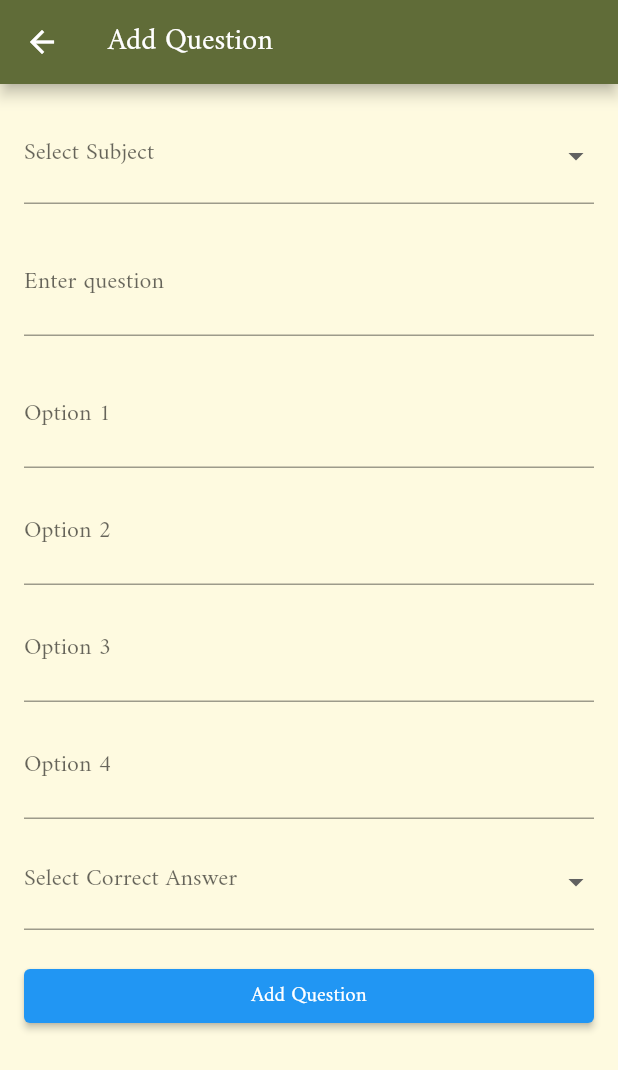
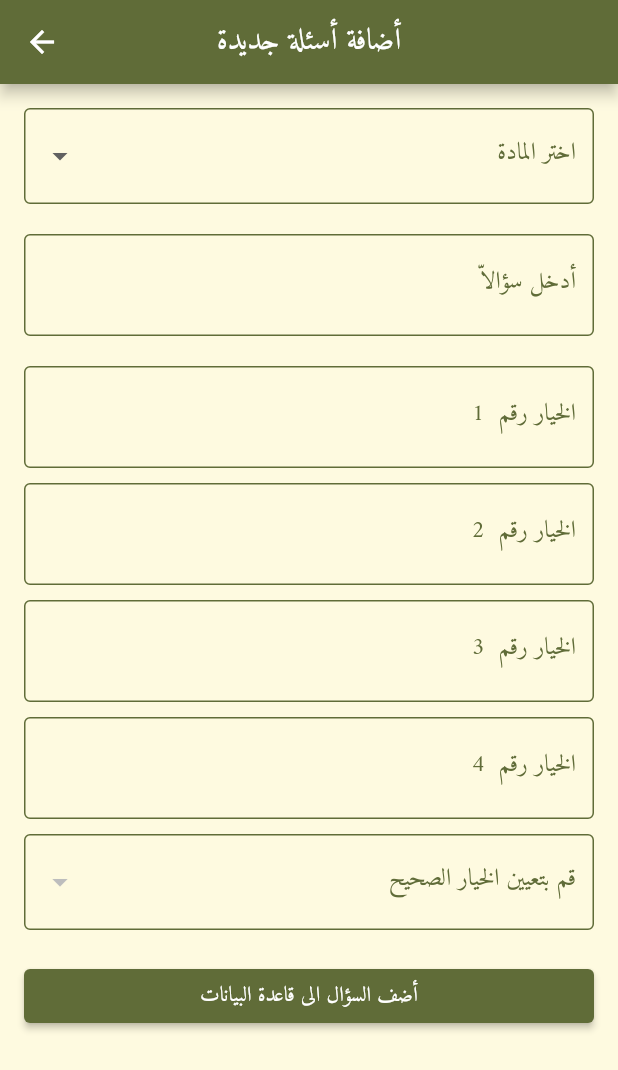
Before and after one commit to ChessXFM/baka, a Flutter app: the AdminScreen screen opened by its route, on a phone screen of 412 x 824 dp. Shown: the top 1070 px of the screen. Run offline on Flutter 3.47's test engine with Material 2 defaults, Android fonts, the phone set to English and light mode, and no system bars; our stand-ins replace audioplayers, cloud_firestore, equatable, firebase_auth, firebase_core, flutter_bloc and 5 more; accounts and stored records are empty; generated files the repository leaves out were written again.

Commit message:
firebase add questions

```diff
--- a/lib/Core/theme_helper.dart
+++ b/lib/Core/theme_helper.dart
@@ -7,4 +7,39 @@ class ThemeHelper {
   static const Color otherSecondaryColor = Color.fromARGB(255, 221, 161, 94);
 
   static const Color otherprimaryColor = Color.fromARGB(255, 96, 108, 56);
+  static ThemeData myTheme = ThemeData(
+    elevatedButtonTheme: const ElevatedButtonThemeData(
+        style: ButtonStyle(
+            backgroundColor:
+                MaterialStatePropertyAll(ThemeHelper.otherprimaryColor))),
+    scaffoldBackgroundColor: ThemeHelper.accentColor,
+    appBarTheme: const AppBarTheme(color: ThemeHelper.otherprimaryColor),
+    brightness: Brightness.light,
+    fontFamily: 'Amiri',
+
+    focusColor: otherprimaryColor,
+    highlightColor: otherprimaryColor,
+    primaryColor: otherprimaryColor,
+    primaryColorLight: otherprimaryColor,
+    primaryColorDark: otherprimaryColor,
+
+    //
+    // primarySwatch: ,
+    //
+    inputDecorationTheme: const InputDecorationTheme(
+      focusedBorder: OutlineInputBorder(
+          borderSide: BorderSide(color: ThemeHelper.otherprimaryColor)),
+      enabledBorder: OutlineInputBorder(
+          borderSide: BorderSide(color: ThemeHelper.otherprimaryColor)),
+      // تخصيص الألوان هنا
+      border: OutlineInputBorder(
+        borderSide:
+            BorderSide(color: ThemeHelper.otherprimaryColor), // لون الحدود
+      ),
+      focusColor: ThemeHelper.otherprimaryColor,
+      hoverColor: ThemeHelper.otherprimaryColor,
+      labelStyle: TextStyle(color: ThemeHelper.otherprimaryColor), // لون النص
+      // hintStyle: TextStyle(color: Colors.grey), // لون النص عند الهدوء
+    ),
+  );
 }
--- a/lib/features/Home/widgets/feature_card_widget.dart
+++ b/lib/features/Home/widgets/feature_card_widget.dart
@@ -1,5 +1,4 @@
 import 'package:flutter/material.dart';
-import 'package:game/Core/theme_helper.dart';
 
 class FeatureCard extends StatefulWidget {
   final IconData icon;
--- a/lib/features/admin/bloc/admin_bloc.dart
+++ b/lib/features/admin/bloc/admin_bloc.dart
@@ -2,24 +2,49 @@
 import 'package:flutter_bloc/flutter_bloc.dart';
 import 'package:cloud_firestore/cloud_firestore.dart';
 
+import '../../quiz/services/firebase_service.dart';
+import '../../quiz/services/local_storage_service.dart';
 import 'admin_event.dart';
 import 'admin_state.dart';
 
 class AdminBloc extends Bloc<AdminEvent, AdminState> {
   final FirebaseFirestore _firestore = FirebaseFirestore.instance;
+  final LocalStorageService localStorageService = LocalStorageService();
+  final FirebaseService firebaseService = FirebaseService();
 
-  AdminBloc() : super(AdminInitial());
+  AdminBloc() : super(AdminInitialState()) {
+    on<AddQuestionEvent>(_onAddQuestion);
+  }
 
   Stream<AdminState> mapEventToState(AdminEvent event) async* {
     if (event is AddQuestionEvent) {
       try {
         await _firestore.collection('questions').doc(event.subject).update({
-          'questions': FieldValue.arrayUnion([event.questionData])
+          'questions': FieldValue.arrayUnion([event.question])
         });
-        yield QuestionAddedSuccess();
+        yield QuestionAddedSuccessState();
       } catch (e) {
-        yield QuestionAddFailed(e.toString());
+        yield QuestionAddedFailureState(errorMessage: e.toString());
       }
     }
   }
+
+  //
+
+  // Handler for adding a question to Firebase
+  Future<void> _onAddQuestion(
+      AddQuestionEvent event, Emitter<AdminState> emit) async {
+    emit(AddingQuestionState());
+
+    try {
+      // Call the Firebase service to add the question
+      await firebaseService.addQuestion(event.subject, event.question);
+
+      // Emit success state if the question is added successfully
+      emit(QuestionAddedSuccessState());
+    } catch (e) {
+      // Emit failure state if an error occurs
+      emit(QuestionAddedFailureState(errorMessage: e.toString()));
+    }
+  }
 }
--- a/lib/features/admin/bloc/admin_event.dart
+++ b/lib/features/admin/bloc/admin_event.dart
@@ -1,9 +1,22 @@
 // admin_event.dart
-abstract class AdminEvent {}
+import 'package:equatable/equatable.dart';
 
+import '../../quiz/model/quiz_model.dart';
+
+abstract class AdminEvent extends Equatable {
+  const AdminEvent();
+
+  @override
+  List<Object> get props => [];
+}
+
+// Event for adding a single question
 class AddQuestionEvent extends AdminEvent {
   final String subject;
-  final Map<String, dynamic> questionData;
+  final Quiz question;
 
-  AddQuestionEvent({required this.subject, required this.questionData});
+  const AddQuestionEvent({required this.subject, required this.question});
+
+  @override
+  List<Object> get props => [subject, question];
 }
--- a/lib/features/admin/bloc/admin_state.dart
+++ b/lib/features/admin/bloc/admin_state.dart
@@ -1,12 +1,28 @@
 // admin_state.dart
-abstract class AdminState {}
+import 'package:equatable/equatable.dart';
 
-class AdminInitial extends AdminState {}
+abstract class AdminState extends Equatable {
+  const AdminState();
 
-class QuestionAddedSuccess extends AdminState {}
+  @override
+  List<Object> get props => [];
+}
 
-class QuestionAddFailed extends AdminState {
-  final String error;
+class AdminInitialState extends AdminState {}
 
-  QuestionAddFailed(this.error);
+//
+// State when adding question is in progress
+class AddingQuestionState extends AdminState {}
+
+// State when adding question is successful
+class QuestionAddedSuccessState extends AdminState {}
+
+// State when adding question fails
+class QuestionAddedFailureState extends AdminState {
+  final String errorMessage;
+
+  const QuestionAddedFailureState({required this.errorMessage});
+
+  @override
+  List<Object> get props => [errorMessage];
 }
--- a/lib/features/admin/view/admin_screen.dart
+++ b/lib/features/admin/view/admin_screen.dart
@@ -1,11 +1,10 @@
 import 'package:flutter/material.dart';
 import 'package:flutter_bloc/flutter_bloc.dart';
 import 'package:game/Core/constant.dart';
-import 'package:game/features/quiz/bloc/quiz_bloc.dart';
+import 'package:game/features/admin/bloc/admin_bloc.dart';
 import 'package:game/features/quiz/model/quiz_model.dart';
-
-import '../../quiz/bloc/quiz_events.dart';
-import '../../quiz/bloc/quiz_states.dart';
+import '../bloc/admin_event.dart';
+import '../bloc/admin_state.dart';
 
 class AdminScreen extends StatefulWidget {
   static const String routeName = '/Admin Panel';
@@ -34,8 +33,13 @@ class _AdminScreenState extends State<AdminScreen> {
   @override
   Widget build(BuildContext context) {
     return Scaffold(
-      appBar: AppBar(title: const Text('Add Question')),
-      body: BlocConsumer<QuizBloc, QuizState>(
+      appBar: AppBar(
+        title: const Text('أضافة أسئلة جديدة'),
+        centerTitle: true,
+      ),
+      body: Directionality(
+        textDirection: TextDirection.rtl,
+        child: BlocConsumer<AdminBloc, AdminState>(
           listener: (context, state) {
             if (state is QuestionAddedSuccessState) {
               ScaffoldMessenger.of(context).showSnackBar(
@@ -50,8 +54,7 @@ class _AdminScreenState extends State<AdminScreen> {
             } else if (state is QuestionAddedFailureState) {
               ScaffoldMessenger.of(context).showSnackBar(
                 SnackBar(
-                  content:
-                      Text('Failed to add question: ${state.errorMessage}')),
+                    content: Text('تعذر إضافة السؤال: ${state.errorMessage}')),
               );
             }
           },
@@ -69,7 +72,7 @@ class _AdminScreenState extends State<AdminScreen> {
                     // Dropdown لاختيار المادة
                     DropdownButtonFormField<String>(
                       decoration:
-                        const InputDecoration(labelText: 'Select Subject'),
+                          const InputDecoration(labelText: 'اختر المادة'),
                       value: selectedSubject,
                       items: subjects.map((String subject) {
                         return DropdownMenuItem<String>(
@@ -84,7 +87,7 @@ class _AdminScreenState extends State<AdminScreen> {
                       },
                       validator: (value) {
                         if (value == null || value.isEmpty) {
-                        return 'Please select a subject';
+                          return 'رجاءّ اختر المادة';
                         }
                         return null;
                       },
@@ -95,10 +98,10 @@ class _AdminScreenState extends State<AdminScreen> {
                     TextFormField(
                       controller: questionController,
                       decoration:
-                        const InputDecoration(labelText: 'Enter question'),
+                          const InputDecoration(labelText: 'أدخل سؤالاّ'),
                       validator: (value) {
                         if (value == null || value.isEmpty) {
-                        return 'Please enter a question';
+                          return 'رجاءّ أدخل سؤالاّ';
                         }
                         return null;
                       },
@@ -110,12 +113,15 @@ class _AdminScreenState extends State<AdminScreen> {
                       return Padding(
                         padding: const EdgeInsets.only(bottom: 10),
                         child: TextFormField(
+                          onChanged: (_) {
+                            setState(() {});
+                          },
                           controller: optionControllers[index],
-                        decoration:
-                            InputDecoration(labelText: 'Option ${index + 1}'),
+                          decoration: InputDecoration(
+                              labelText: 'الخيار رقم  ${index + 1}'),
                           validator: (value) {
                             if (value == null || value.isEmpty) {
-                            return 'Please enter option ${index + 1}';
+                              return 'رجاءّ أدخل الخيار رقم  ${index + 1}';
                             }
                             return null;
                           },
@@ -126,14 +132,15 @@ class _AdminScreenState extends State<AdminScreen> {
                     // Dropdown لاختيار الإجابة الصحيحة
                     DropdownButtonFormField<String>(
                       decoration: const InputDecoration(
-                        labelText: 'Select Correct Answer'),
+                          labelText: 'قم بتعيين الخيار الصحيح'),
                       value: correctAnswer,
-                    items: optionControllers.map((controller) {
+                      items: optionControllers
+                          .where((controller) => controller
+                              .text.isNotEmpty) // Filter non-empty options
+                          .map((controller) {
                         return DropdownMenuItem<String>(
                           value: controller.text,
-                        child: Text(controller.text.isNotEmpty
-                            ? controller.text
-                            : 'Option'),
+                          child: Text(controller.text),
                         );
                       }).toList(),
                       onChanged: (value) {
@@ -143,7 +150,7 @@ class _AdminScreenState extends State<AdminScreen> {
                       },
                       validator: (value) {
                         if (value == null || value.isEmpty) {
-                        return 'Please select the correct answer';
+                          return 'رجاءّ قم بتعيين الخيار الصحيح';
                         }
                         return null;
                       },
@@ -165,13 +172,13 @@ class _AdminScreenState extends State<AdminScreen> {
                           );
 
                           // تحفيز حدث إضافة السؤال
-                        context.read<QuizBloc>().add(AddQuestionEvent(
+                          context.read<AdminBloc>().add(AddQuestionEvent(
                                 subject: selectedSubject!,
                                 question: newQuestion,
                               ));
                         }
                       },
-                    child: const Text('Add Question'),
+                      child: const Text('أضف السؤال الى قاعدة البيانات'),
                     ),
                   ],
                 ),
@@ -179,6 +186,7 @@ class _AdminScreenState extends State<AdminScreen> {
             );
           },
         ),
+      ),
     );
   }
 }
--- a/lib/features/quiz/bloc/quiz_bloc.dart
+++ b/lib/features/quiz/bloc/quiz_bloc.dart
@@ -19,7 +19,7 @@ class QuizBloc extends Bloc<QuizEvent, QuizState> {
     on<TimerTick>(_onTimerTick);
     on<SelectAnswer>(_onSubmitAnswer);
     on<SyncQuestions>(_onSyncQuestions);
-    on<AddQuestionEvent>(_onAddQuestion);
+    // on<AddQuestionEvent>(_onAddQuestion);
   }
 
   void _startTimer() {
@@ -159,22 +159,22 @@ class QuizBloc extends Bloc<QuizEvent, QuizState> {
     }
   }
 
-// Handler for adding a question to Firebase
-  Future<void> _onAddQuestion(
-      AddQuestionEvent event, Emitter<QuizState> emit) async {
-    emit(AddingQuestionState());
+// // Handler for adding a question to Firebase
+//   Future<void> _onAddQuestion(
+//       AddQuestionEvent event, Emitter<QuizState> emit) async {
+//     emit(AddingQuestionState());
 
-    try {
-      // Call the Firebase service to add the question
-      await firebaseService.addQuestion(event.subject, event.question);
+//     try {
+//       // Call the Firebase service to add the question
+//       await firebaseService.addQuestion(event.subject, event.question);
 
-      // Emit success state if the question is added successfully
-      emit(QuestionAddedSuccessState());
-    } catch (e) {
-      // Emit failure state if an error occurs
-      emit(QuestionAddedFailureState(errorMessage: e.toString()));
-    }
-  }
+//       // Emit success state if the question is added successfully
+//       emit(QuestionAddedSuccessState());
+//     } catch (e) {
+//       // Emit failure state if an error occurs
+//       emit(QuestionAddedFailureState(errorMessage: e.toString()));
+//     }
+//   }
 
   @override
   Future<void> close() {
--- a/lib/features/quiz/bloc/quiz_events.dart
+++ b/lib/features/quiz/bloc/quiz_events.dart
@@ -1,6 +1,4 @@
 import 'package:equatable/equatable.dart';
-
-import '../model/quiz_model.dart';
 
 abstract class QuizEvent extends Equatable {
   const QuizEvent();
@@ -43,13 +41,13 @@ class SyncQuestions extends QuizEvent {
   List<Object> get props => [subject];
 }
 
-// Event for adding a single question
-class AddQuestionEvent extends QuizEvent {
-  final String subject;
-  final Quiz question;
+// // Event for adding a single question
+// class AddQuestionEvent extends QuizEvent {
+//   final String subject;
+//   final Quiz question;
 
-  const AddQuestionEvent({required this.subject, required this.question});
+//   const AddQuestionEvent({required this.subject, required this.question});
 
-  @override
-  List<Object> get props => [subject, question];
-}
+//   @override
+//   List<Object> get props => [subject, question];
+// }
--- a/lib/features/quiz/bloc/quiz_states.dart
+++ b/lib/features/quiz/bloc/quiz_states.dart
@@ -62,18 +62,18 @@ class QuizErrorState extends QuizState {
   });
 }
 
-// State when adding question is in progress
-class AddingQuestionState extends QuizState {}
+// // State when adding question is in progress
+// class AddingQuestionState extends QuizState {}
 
-// State when adding question is successful
-class QuestionAddedSuccessState extends QuizState {}
+// // State when adding question is successful
+// class QuestionAddedSuccessState extends QuizState {}
 
-// State when adding question fails
-class QuestionAddedFailureState extends QuizState {
-  final String errorMessage;
+// // State when adding question fails
+// class QuestionAddedFailureState extends QuizState {
+//   final String errorMessage;
 
-  const QuestionAddedFailureState({required this.errorMessage});
+//   const QuestionAddedFailureState({required this.errorMessage});
 
-  @override
-  List<Object> get props => [errorMessage];
-}
+//   @override
+//   List<Object> get props => [errorMessage];
+// }
--- a/lib/main.dart
+++ b/lib/main.dart
@@ -66,14 +66,7 @@ class MyApp extends StatelessWidget {
         child: MaterialApp(
           debugShowCheckedModeBanner: false,
           home: const HomeScreen(),
-          theme: ThemeData(
-            scaffoldBackgroundColor: ThemeHelper.accentColor,
-            appBarTheme: AppBarTheme(color: ThemeHelper.otherprimaryColor),
-            brightness: Brightness.light,
-            fontFamily: 'Amiri',
-            primaryColor: ThemeHelper.otherprimaryColor,
-            primaryColorDark: ThemeHelper.otherprimaryColor,
-          ),
+          theme: ThemeHelper.myTheme,
           routes: {
             SubjectSelectionScreen.routeName: (context) =>
                 SubjectSelectionScreen(),
```
Lines whose indentation alone changed are shown as unchanged.
